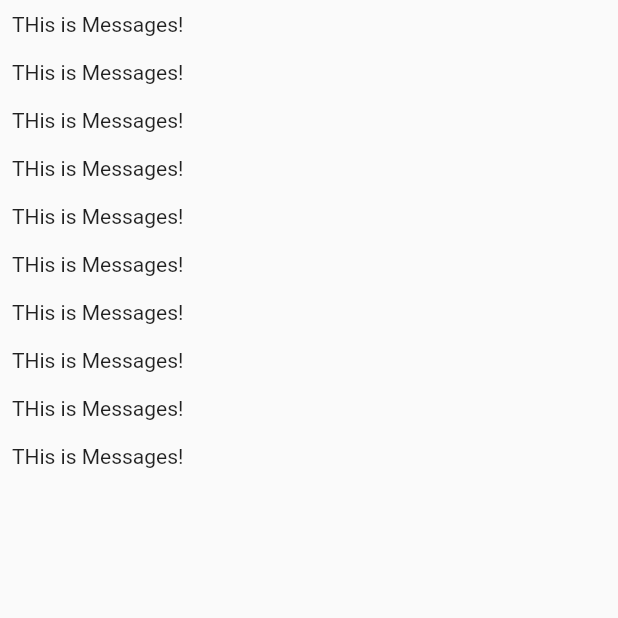
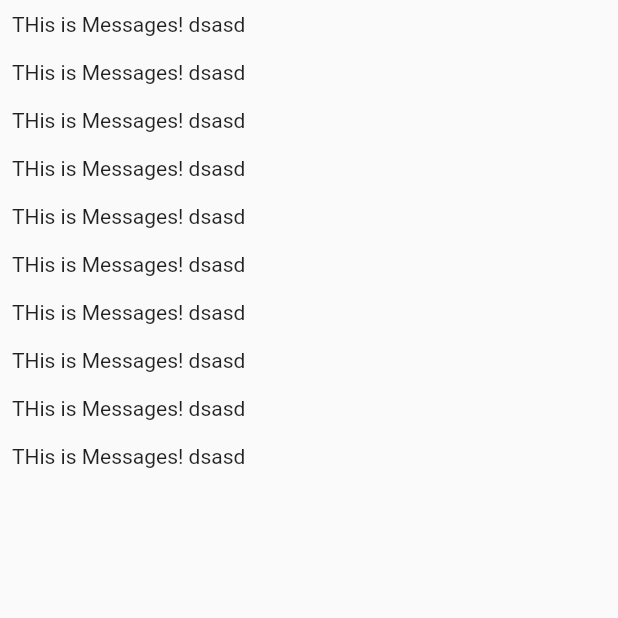
Before and after one commit to dinodtharinda/chat-app-flutter, a Flutter app: the screen it shows after launch, on a phone screen of 412 x 824 dp, the top half of it. Run offline on Flutter 3.47's test engine with Material 2 defaults, Android fonts, the phone set to English and light mode, and no system bars.

Commit message:
new commit

```diff
--- a/lib/screens/chat_screen.dart
+++ b/lib/screens/chat_screen.dart
@@ -14,7 +14,7 @@ class ChatScreen extends StatelessWidget {
         itemBuilder: (context, index) {
           return Container(
             padding: const EdgeInsets.all(8),
-            child: const Text("THis is Messages!"),
+            child: const Text("THis is Messages! dsasd"),
           );
         },
       ),
```
